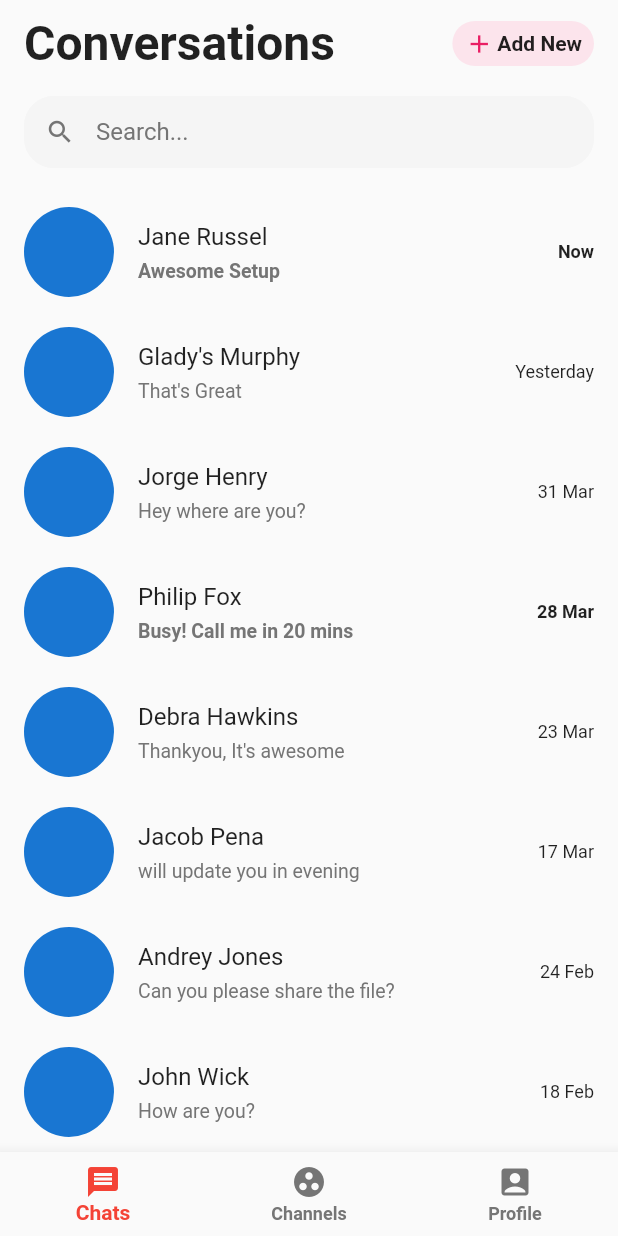
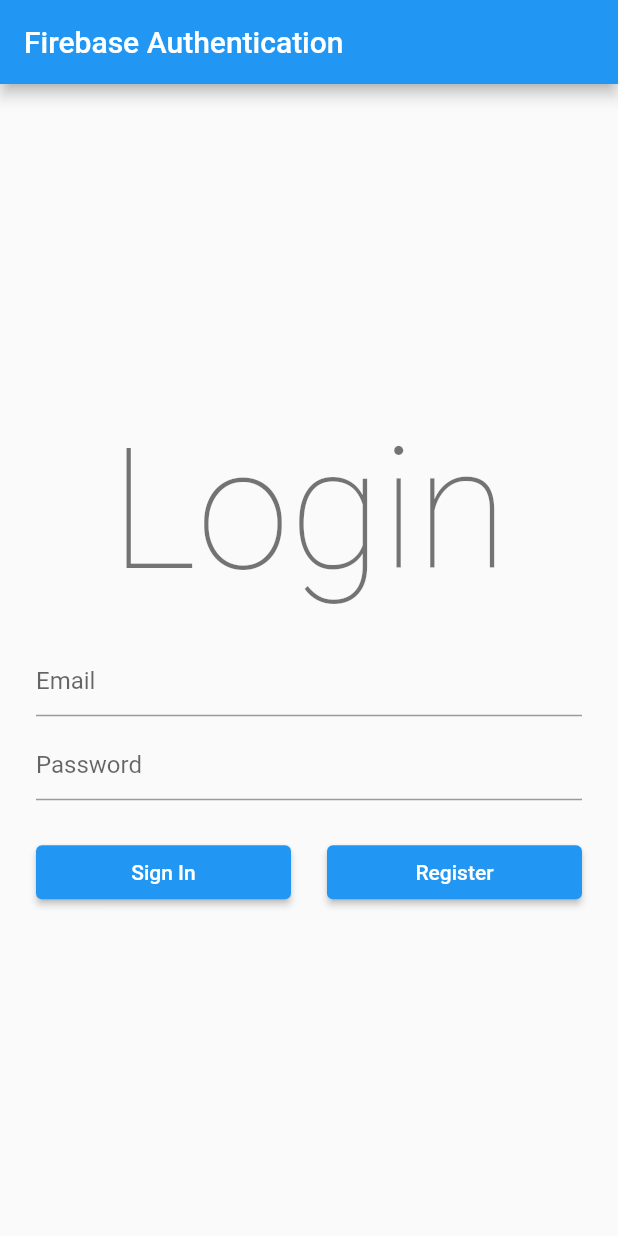
Before and after one commit to Thiagodev7/random_chat, a Flutter app: the screen it shows after launch, on a phone screen of 412 x 824 dp. Run offline on Flutter 3.47's test engine with Material 2 defaults, Android fonts, the phone set to English and light mode, and no system bars; our stand-ins replace firebase_auth, firebase_core; accounts and stored records are empty.

Commit message:
Implementação da autenticação

```diff
--- a/lib/main.dart
+++ b/lib/main.dart
@@ -1,6 +1,6 @@
 import 'package:flutter/material.dart';
 import 'package:firebase_core/firebase_core.dart';
-import 'screens/home/homePage.dart';
+import 'package:random_chat/screens/auth/view/auth_view.dart';
 
 void main() {
   WidgetsFlutterBinding.ensureInitialized();
@@ -17,6 +17,7 @@ class _MyAppState extends State<MyApp> {
   bool _error = false;
 
   void initializeFlutterFire() async {
+    //firebase boot
     try {
       await Firebase.initializeApp();
       setState(() {
@@ -38,13 +39,18 @@ class _MyAppState extends State<MyApp> {
   @override
   Widget build(BuildContext context) {
     if (_error) {
-      return Container(child: Text('Deu erro aqui'));
+      //handling firebase startup errors
+      return Container(child: Text('Erro com banco de Dados...'));
     }
     if (!_initialized) {
-      return Container(child: Text("aguarde"));
+      return CircularProgressIndicator();
     }
     return MaterialApp(
-      home: HomeViwer(),
+      title: "Random Chat",
+      theme: ThemeData(
+        primaryColor: Colors.cyan,
+      ),
+      home: AuthView(), //forwarding to authentication screen
     );
   }
 }
--- /dev/null
+++ b/lib/screens/auth/service/auth_service.dart
@@ -0,0 +1,64 @@
+import 'package:firebase_auth/firebase_auth.dart';
+import 'package:flutter/material.dart';
+
+class authService {
+  static Future<User> registerUsingemailPassword({
+    String name,
+    String email,
+    String password,
+  }) async {
+    FirebaseAuth auth = FirebaseAuth.instance;
+    User user;
+    try {
+      UserCredential userCredential = await auth.createUserWithEmailAndPassword(
+        email: email,
+        password: password,
+      );
+      user = userCredential.user;
+      await user.updateProfile(displayName: name);
+      await user.reload();
+      user = auth.currentUser;
+    } on FirebaseAuthException catch (e) {
+      if (e.code == 'weak-password') {
+        print('A senha fornecida é muito fraca.');
+      } else if (e.code == 'email-already-in-use') {
+        print('Ja existe uma conta com este email.');
+      }
+    } catch (e) {
+      print(e);
+    }
+    return user;
+  }
+
+  static Future<User> signInUsingEmailPassword({
+    String email,
+    String password,
+    BuildContext context,
+  }) async {
+    FirebaseAuth auth = FirebaseAuth.instance;
+    User user;
+    try {
+      UserCredential userCredential = await auth.signInWithEmailAndPassword(
+        email: email,
+        password: password,
+      );
+      user = userCredential.user;
+    } on FirebaseAuthException catch (e) {
+      if (e.code == 'user-not-found') {
+        print('No user found for that email.');
+      } else if (e.code == 'wrong-password') {
+        print('Wrong password provided.');
+      }
+    }
+    return user;
+  }
+
+  static Future<User> refreshUser(User user) async {
+    FirebaseAuth auth = FirebaseAuth.instance;
+
+    await user.reload();
+    User refreshedUser = auth.currentUser;
+
+    return refreshedUser;
+  }
+}
--- /dev/null
+++ b/lib/screens/auth/view/auth_view.dart
@@ -0,0 +1,188 @@
+import 'package:firebase_auth/firebase_auth.dart';
+import 'package:firebase_core/firebase_core.dart';
+import 'package:flutter/material.dart';
+import 'package:random_chat/screens/auth/service/auth_service.dart';
+import 'package:random_chat/screens/auth/view/register_view.dart';
+import 'package:random_chat/screens/profile/profile_view.dart';
+import 'package:random_chat/utils/validator.dart';
+
+class AuthView extends StatefulWidget {
+  @override
+  _AuthViewState createState() => _AuthViewState();
+}
+
+class _AuthViewState extends State<AuthView> {
+  final _formKey = GlobalKey<FormState>();
+
+  final _emailTextController = TextEditingController();
+  final _passwordTextController = TextEditingController();
+
+  final _focusEmail = FocusNode();
+  final _focusPassword = FocusNode();
+
+  bool _isProcessing = false;
+
+  Future<FirebaseApp> _initializeFirebase() async {
+    FirebaseApp firebaseApp = await Firebase.initializeApp();
+
+    User user = FirebaseAuth.instance.currentUser;
+
+    if (user != null) {
+      Navigator.of(context).pushReplacement(
+        MaterialPageRoute(builder: (context) => ProfileView(user: user)),
+      );
+    }
+
+    return firebaseApp;
+  }
+
+  @override
+  Widget build(BuildContext context) {
+    return GestureDetector(
+      onTap: () {
+        _focusEmail.unfocus();
+        _focusPassword.unfocus();
+      },
+      child: Scaffold(
+        appBar: AppBar(
+          title: Text('Firebase Authentication'),
+        ),
+        body: FutureBuilder(
+          future: _initializeFirebase(),
+          builder: (context, snapshot) {
+            if (snapshot.connectionState == ConnectionState.done) {
+              return Padding(
+                padding: const EdgeInsets.only(left: 24.0, right: 24.0),
+                child: Column(
+                  mainAxisAlignment: MainAxisAlignment.center,
+                  children: [
+                    Padding(
+                      padding: const EdgeInsets.only(bottom: 24.0),
+                      child: Text(
+                        'Login',
+                        style: Theme.of(context).textTheme.headline1,
+                      ),
+                    ),
+                    Form(
+                      key: _formKey,
+                      child: Column(
+                        children: <Widget>[
+                          TextFormField(
+                            controller: _emailTextController,
+                            focusNode: _focusEmail,
+                            validator: (value) => Validator.validateEmail(
+                              email: value,
+                            ),
+                            decoration: InputDecoration(
+                              hintText: "Email",
+                              errorBorder: UnderlineInputBorder(
+                                borderRadius: BorderRadius.circular(6.0),
+                                borderSide: BorderSide(
+                                  color: Colors.red,
+                                ),
+                              ),
+                            ),
+                          ),
+                          SizedBox(height: 8.0),
+                          TextFormField(
+                            controller: _passwordTextController,
+                            focusNode: _focusPassword,
+                            obscureText: true,
+                            validator: (value) => Validator.validatePassword(
+                              password: value,
+                            ),
+                            decoration: InputDecoration(
+                              hintText: "Password",
+                              errorBorder: UnderlineInputBorder(
+                                borderRadius: BorderRadius.circular(6.0),
+                                borderSide: BorderSide(
+                                  color: Colors.red,
+                                ),
+                              ),
+                            ),
+                          ),
+                          SizedBox(height: 24.0),
+                          _isProcessing
+                              ? CircularProgressIndicator()
+                              : Row(
+                                  mainAxisAlignment:
+                                      MainAxisAlignment.spaceBetween,
+                                  children: [
+                                    Expanded(
+                                      child: ElevatedButton(
+                                        onPressed: () async {
+                                          _focusEmail.unfocus();
+                                          _focusPassword.unfocus();
+
+                                          if (_formKey.currentState
+                                              .validate()) {
+                                            setState(() {
+                                              _isProcessing = true;
+                                            });
+
+                                            User user = await authService
+                                                .signInUsingEmailPassword(
+                                              email: _emailTextController.text,
+                                              password:
+                                                  _passwordTextController.text,
+                                            );
+
+                                            setState(() {
+                                              _isProcessing = false;
+                                            });
+
+                                            if (user != null) {
+                                              Navigator.of(context)
+                                                  .pushReplacement(
+                                                MaterialPageRoute(
+                                                  builder: (context) =>
+                                                      ProfileView(
+                                                    user: user,
+                                                  ),
+                                                ),
+                                              );
+                                            }
+                                          }
+                                        },
+                                        child: Text(
+                                          'Sign In',
+                                          style: TextStyle(color: Colors.white),
+                                        ),
+                                      ),
+                                    ),
+                                    SizedBox(width: 24.0),
+                                    Expanded(
+                                      child: ElevatedButton(
+                                        onPressed: () {
+                                          Navigator.of(context).push(
+                                            MaterialPageRoute(
+                                              builder: (context) =>
+                                                  RegisterView(),
+                                            ),
+                                          );
+                                        },
+                                        child: Text(
+                                          'Register',
+                                          style: TextStyle(color: Colors.white),
+                                        ),
+                                      ),
+                                    ),
+                                  ],
+                                )
+                        ],
+                      ),
+                    )
+                  ],
+                ),
+              );
+            }
+
+            return Center(
+              child: CircularProgressIndicator(),
+            );
+          },
+        ),
+      ),
+    );
+  }
+}
--- a/lib/screens/chat/chatDetailPage.dart
+++ b/lib/screens/chat/view/chat_detailPage.dart
@@ -1,5 +1,5 @@
 import 'package:flutter/material.dart';
-import 'package:random_chat/models/chatMessageModel.dart';
+import 'package:random_chat/models/chat_message_model.dart';
 
 class ChatDetailPage extends StatefulWidget {
   @override
--- a/lib/screens/chat/chatPage.dart
+++ b/lib/screens/chat/view/chat_page.dart
@@ -1,7 +1,7 @@
 import 'package:flutter/material.dart';
-import 'package:random_chat/models/chatMessageModel.dart';
-import 'package:random_chat/models/chatUsersModel.dart';
-import 'package:random_chat/widgets/chatList.dart';
+import 'package:random_chat/models/chat_message_model.dart';
+import 'package:random_chat/models/chat_users_model.dart';
+import 'package:random_chat/widgets/chat_list.dart';
 
 class ChatPage extends StatefulWidget {
   @override
--- a/lib/screens/home/homePage.dart
+++ b/lib/screens/home/home_page.dart
@@ -1,5 +1,5 @@
 import 'package:flutter/material.dart';
-import 'package:random_chat/screens/chat/chatPage.dart';
+import 'package:random_chat/screens/chat/view/chat_page.dart';
 
 class HomeViwer extends StatefulWidget {
   const HomeViwer({Key key}) : super(key: key);
--- /dev/null
+++ b/lib/utils/validator.dart
@@ -0,0 +1,41 @@
+class Validator {
+  static String validateName({String name}) {
+    if (name == null) {
+      return null;
+    }
+    if (name.isEmpty) {
+      return 'Nome nao pode ser vazio';
+    }
+
+    return null;
+  }
+
+  static String validateEmail({String email}) {
+    if (email == null) {
+      return null;
+    }
+    RegExp emailRegExp = RegExp(
+        r"^[a-zA-Z0-9.!#$%&'*+/=?^_`{|}~-]+@[a-zA-Z0-9](?:[a-zA-Z0-9-]{0,253}[a-zA-Z0-9])?(?:\.[a-zA-Z0-9](?:[a-zA-Z0-9-]{0,253}[a-zA-Z0-9])?)*$");
+
+    if (email.isEmpty) {
+      return 'Email nao pode ser vazio';
+    } else if (!emailRegExp.hasMatch(email)) {
+      return 'Coloque o emaio correto';
+    }
+
+    return null;
+  }
+
+  static String validatePassword({String password}) {
+    if (password == null) {
+      return null;
+    }
+    if (password.isEmpty) {
+      return 'Senha nao pode ser vazia';
+    } else if (password.length < 6) {
+      return 'coloque uma senha com pelo menos 6 caracters';
+    }
+
+    return null;
+  }
+}
--- a/lib/widgets/chatList.dart
+++ b/lib/widgets/chat_list.dart
@@ -1,5 +1,5 @@
 import 'package:flutter/material.dart';
-import 'package:random_chat/screens/chat/chatDetailPage.dart';
+import 'package:random_chat/screens/chat/view/chat_detailPage.dart';
 
 class ConversationList extends StatefulWidget {
   String name;
--- a/pubspec.yaml
+++ b/pubspec.yaml
@@ -12,8 +12,9 @@ dependencies:
   flutter:
     sdk: flutter
   cupertino_icons: ^1.0.2
-  firebase_core : ^1.10.0
-  firebase_messaging : 8.0.0-dev.15
+  firebase_core : ^1.10.2
+  firebase_messaging : ^11.2.0
+  firebase_auth: ^3.3.0
 
 dev_dependencies:
   flutter_test:
```
Also changed, not shown: lib/screens/auth/view/register_view.dart (added, +154 -0 lines), lib/screens/profile/profile_view.dart (added, +127 -0 lines), lib/models/chat_message_model.dart (renamed from lib/models/chatMessageModel.dart), lib/models/chat_users_model.dart (renamed from lib/models/chatUsersModel.dart), lib/utils/authentication.dart (added), pubspec.lock, 1 other file.
